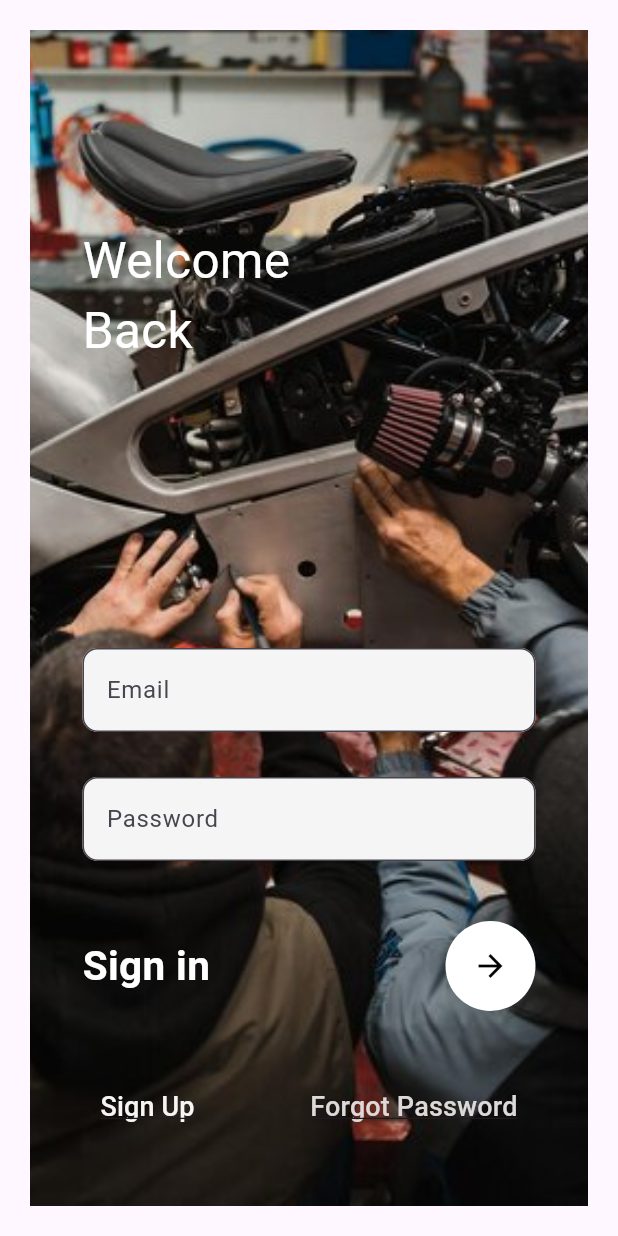
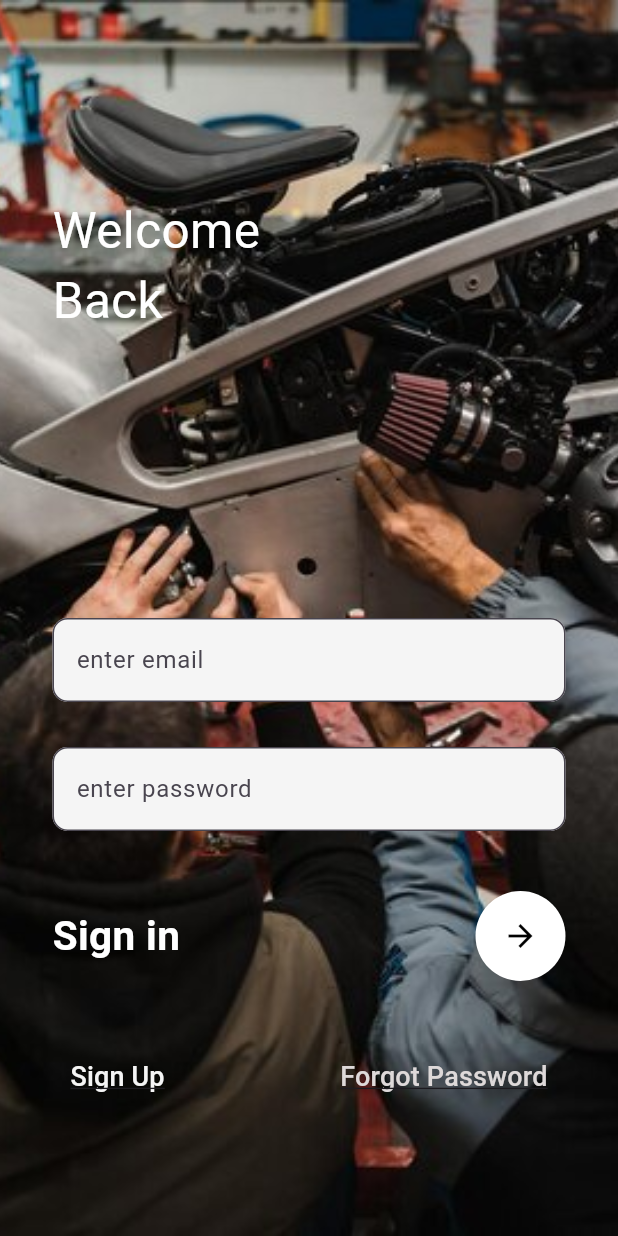
Before and after one commit to adishvj/bike_bazaar, a Flutter app: the screen it shows after launch, on a phone screen of 412 x 824 dp. Run offline on Flutter 3.47's test engine with Material 3 defaults, Android fonts, the phone set to English and light mode, and no system bars.

Commit message:
add some extra userdefined class.....

```diff
--- a/lib/MODULES/Aauth/login.dart
+++ b/lib/MODULES/Aauth/login.dart
@@ -1,18 +1,19 @@
 import 'package:flutter/cupertino.dart';
 import 'package:flutter/material.dart';
+
+import '../../widgets/textbox.dart';
 
 class login extends StatelessWidget {
   const login({super.key});
 
   @override
   Widget build(BuildContext context) {
-
-    return  Scaffold(body:Container(
-      margin: EdgeInsets.all(20),
-      color: Colors.red,
-      child: Scaffold(
+    final emailcontroller = TextEditingController();
+    final passwordcontroller = TextEditingController();
 
 
+
+    return  Scaffold(
         backgroundColor: Colors.transparent,
         body: Stack(
           children: [
@@ -40,29 +41,18 @@ class login extends StatelessWidget {
                       margin: EdgeInsets.only(left: 35, right: 35),
                       child: Column(
                         children: [
-                          TextField(
-                            style: TextStyle(color: Colors.black),
-                            decoration: InputDecoration(
-                                fillColor: Colors.grey.shade100,
-                                filled: true,
-                                hintText: "Email",
-                                border: OutlineInputBorder(
-                                  borderRadius: BorderRadius.circular(10),
-                                )),
+                          Textbox(
+                            name:"enter email",
+                            controller:emailcontroller ,
                           ),
+
+
                           SizedBox(
                             height: 30,
                           ),
-                          TextField(
-                            style: TextStyle(),
-                            obscureText: true,
-                            decoration: InputDecoration(
-                                fillColor: Colors.grey.shade100,
-                                filled: true,
-                                hintText: "Password",
-                                border: OutlineInputBorder(
-                                  borderRadius: BorderRadius.circular(10),
-                                )),
+                          Textbox(
+                            name:"enter password",
+                            controller:passwordcontroller ,
                           ),
                           SizedBox(
                             height: 40,
@@ -129,7 +119,7 @@ class login extends StatelessWidget {
             ),
           ],
         ),
-      ),
-    ));
+
+    );
   }
 }
--- /dev/null
+++ b/lib/widgets/textbox.dart
@@ -0,0 +1,30 @@
+import 'package:flutter/material.dart';
+
+class Textbox extends StatelessWidget {
+  const Textbox({
+    super.key,
+    required this.controller,
+    required this.name
+  });
+
+  final TextEditingController controller;
+  final String name;
+
+  @override
+  Widget build(BuildContext context) {
+    return TextField(
+      controller: controller,
+      style: TextStyle(),
+      obscureText: true,
+
+      decoration: InputDecoration(
+
+          fillColor: Colors.grey.shade100,
+          filled: true,
+          hintText: name,
+          border: OutlineInputBorder(
+            borderRadius: BorderRadius.circular(10),
+          )),
+    );
+  }
+}
```
Also changed, not shown: lib/MODULES/Aauth/mechanic_registration.dart (added).
